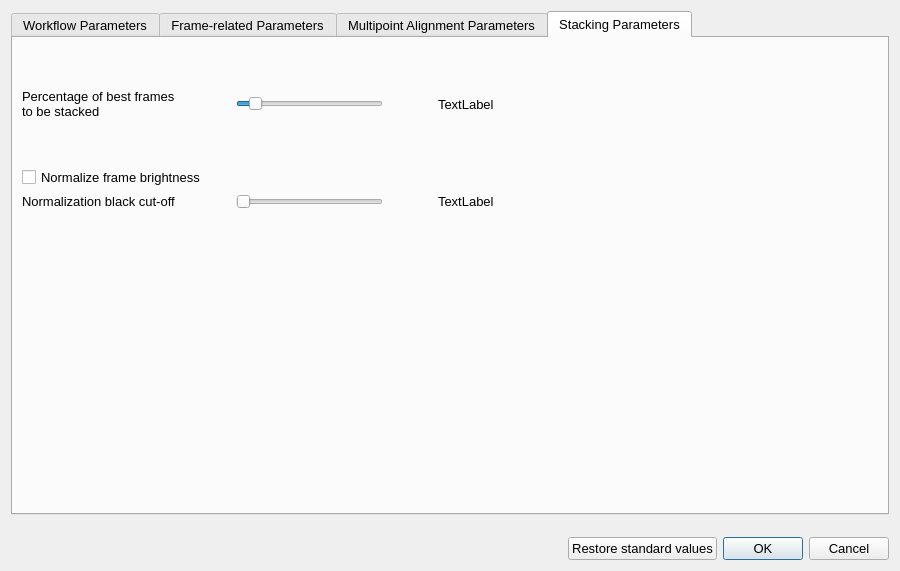
Before: the Qt Designer form planetary_system_stacker/parameter_configuration.ui in Rolf-Hempel/PlanetarySystemStacker, drawn with Qt 5.
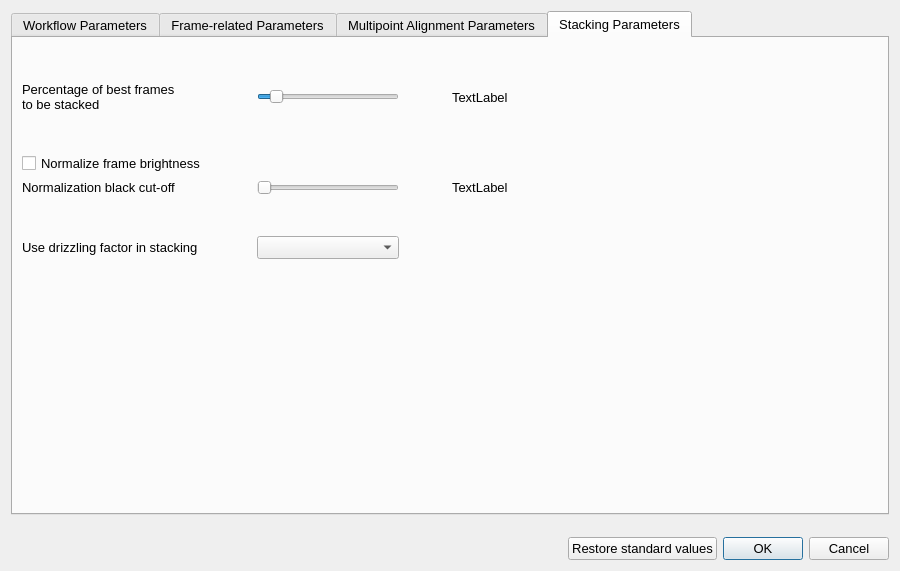
After: the same form once the commit is applied. The open tabs and pages were chosen to show the change.

```diff
--- a/planetary_system_stacker/parameter_configuration.ui
+++ b/planetary_system_stacker/parameter_configuration.ui
@@ -899,7 +899,7 @@
       <attribute name="title">
        <string>Stacking Parameters</string>
       </attribute>
-      <layout class="QGridLayout" name="gridLayout_4" rowstretch="1,3,1,3,3,7" columnstretch="2,1,3,1,2,7">
+      <layout class="QGridLayout" name="gridLayout_4" rowstretch="1,3,1,3,3,1,3,7" columnstretch="2,1,3,1,2,7">
        <item row="4" column="0">
         <widget class="QLabel" name="fnt_label_parameter">
          <property name="toolTip">
@@ -911,6 +911,38 @@
          </property>
         </widget>
        </item>
+       <item row="1" column="2">
+        <widget class="QSlider" name="apfp_slider_value">
+         <property name="minimum">
+          <number>1</number>
+         </property>
+         <property name="maximum">
+          <number>100</number>
+         </property>
+         <property name="pageStep">
+          <number>1</number>
+         </property>
+         <property name="value">
+          <number>10</number>
+         </property>
+         <property name="orientation">
+          <enum>Qt::Horizontal</enum>
+         </property>
+        </widget>
+       </item>
+       <item row="1" column="3">
+        <spacer name="horizontalSpacer_11">
+         <property name="orientation">
+          <enum>Qt::Horizontal</enum>
+         </property>
+         <property name="sizeHint" stdset="0">
+          <size>
+           <width>40</width>
+           <height>20</height>
+          </size>
+         </property>
+        </spacer>
+       </item>
        <item row="4" column="4">
         <widget class="QLabel" name="fnt_label_display">
          <property name="text">
@@ -944,6 +976,18 @@
          </property>
         </spacer>
        </item>
+       <item row="1" column="0">
+        <widget class="QLabel" name="apfp_label_parameter">
+         <property name="toolTip">
+          <string>At each alignment point the same number of frames are stacked.
+This value specifies this number relative to the total number of frames.</string>
+         </property>
+         <property name="text">
+          <string>Percentage of best frames
+to be stacked</string>
+         </property>
+        </widget>
+       </item>
        <item row="3" column="0" colspan="3">
         <widget class="QCheckBox" name="fn_checkBox">
          <property name="toolTip">
@@ -954,6 +998,26 @@
          </property>
         </widget>
        </item>
+       <item row="0" column="0">
+        <spacer name="verticalSpacer_17">
+         <property name="orientation">
+          <enum>Qt::Vertical</enum>
+         </property>
+         <property name="sizeHint" stdset="0">
+          <size>
+           <width>20</width>
+           <height>40</height>
+          </size>
+         </property>
+        </spacer>
+       </item>
+       <item row="1" column="4">
+        <widget class="QLabel" name="apfp_label_display">
+         <property name="text">
+          <string>TextLabel</string>
+         </property>
+        </widget>
+       </item>
        <item row="4" column="2">
         <widget class="QSlider" name="fnt_slider_value">
          <property name="maximum">
@@ -967,7 +1031,30 @@
          </property>
         </widget>
        </item>
-       <item row="5" column="2">
+       <item row="6" column="0">
+        <widget class="QLabel" name="sfdfs_label_parameter">
+         <property name="toolTip">
+          <string>During stacking, the number of pixels in each coordinate direction is multiplied with this factor.</string>
+         </property>
+         <property name="text">
+          <string>Use drizzling factor in stacking</string>
+         </property>
+        </widget>
+       </item>
+       <item row="5" column="0">
+        <spacer name="verticalSpacer_19">
+         <property name="orientation">
+          <enum>Qt::Vertical</enum>
+         </property>
+         <property name="sizeHint" stdset="0">
+          <size>
+           <width>20</width>
+           <height>40</height>
+          </size>
+         </property>
+        </spacer>
+       </item>
+       <item row="7" column="0">
         <spacer name="verticalSpacer_4">
          <property name="orientation">
           <enum>Qt::Vertical</enum>
@@ -980,82 +1067,8 @@
          </property>
         </spacer>
        </item>
-       <item row="1" column="0">
-        <widget class="QLabel" name="apfp_label_parameter">
-         <property name="toolTip">
-          <string>At each alignment point the same number of frames are stacked.
-This value specifies this number relative to the total number of frames.</string>
-         </property>
-         <property name="text">
-          <string>Percentage of best frames
-to be stacked</string>
-         </property>
-        </widget>
-       </item>
-       <item row="1" column="2">
-        <widget class="QSlider" name="apfp_slider_value">
-         <property name="minimum">
-          <number>1</number>
-         </property>
-         <property name="maximum">
-          <number>100</number>
-         </property>
-         <property name="pageStep">
-          <number>1</number>
-         </property>
-         <property name="value">
-          <number>10</number>
-         </property>
-         <property name="orientation">
-          <enum>Qt::Horizontal</enum>
-         </property>
-        </widget>
-       </item>
-       <item row="1" column="4">
-        <widget class="QLabel" name="apfp_label_display">
-         <property name="text">
-          <string>TextLabel</string>
-         </property>
-        </widget>
-       </item>
-       <item row="1" column="5">
-        <spacer name="horizontalSpacer_12">
-         <property name="orientation">
-          <enum>Qt::Horizontal</enum>
-         </property>
-         <property name="sizeHint" stdset="0">
-          <size>
-           <width>40</width>
-           <height>20</height>
-          </size>
-         </property>
-        </spacer>
-       </item>
-       <item row="1" column="3">
-        <spacer name="horizontalSpacer_11">
-         <property name="orientation">
-          <enum>Qt::Horizontal</enum>
-         </property>
-         <property name="sizeHint" stdset="0">
-          <size>
-           <width>40</width>
-           <height>20</height>
-          </size>
-         </property>
-        </spacer>
-       </item>
-       <item row="0" column="0">
-        <spacer name="verticalSpacer_17">
-         <property name="orientation">
-          <enum>Qt::Vertical</enum>
-         </property>
-         <property name="sizeHint" stdset="0">
-          <size>
-           <width>20</width>
-           <height>40</height>
-          </size>
-         </property>
-        </spacer>
+       <item row="6" column="2">
+        <widget class="QComboBox" name="sfdfs_comboBox"/>
        </item>
       </layout>
      </widget>
```
Left out of the diff: 45 changed lines with no effect on the pictures.
